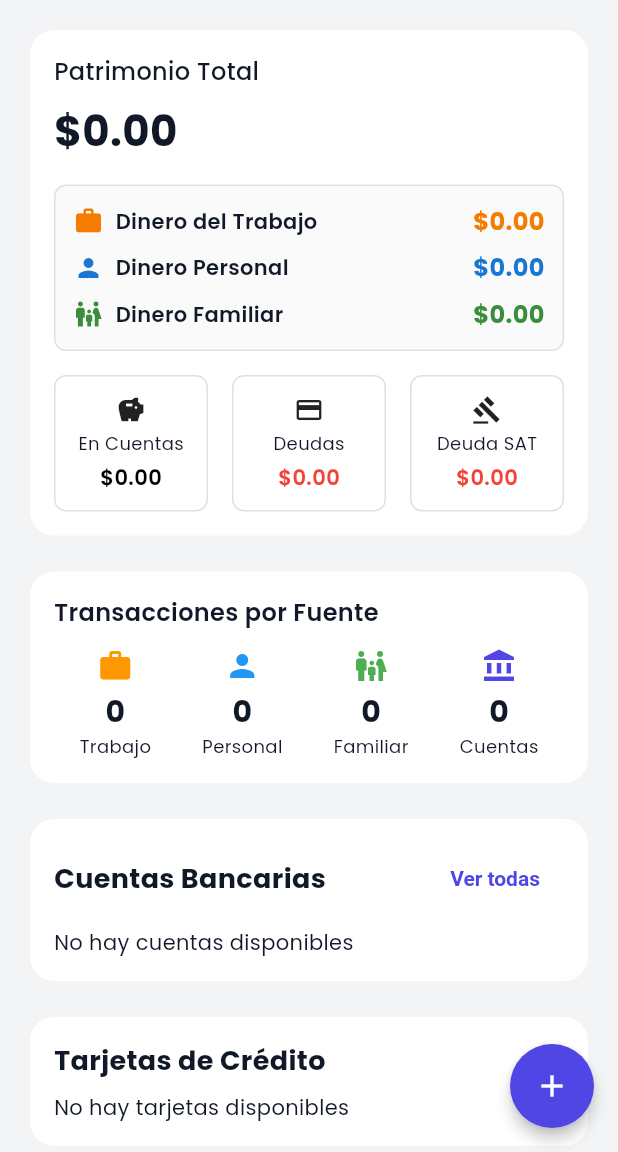
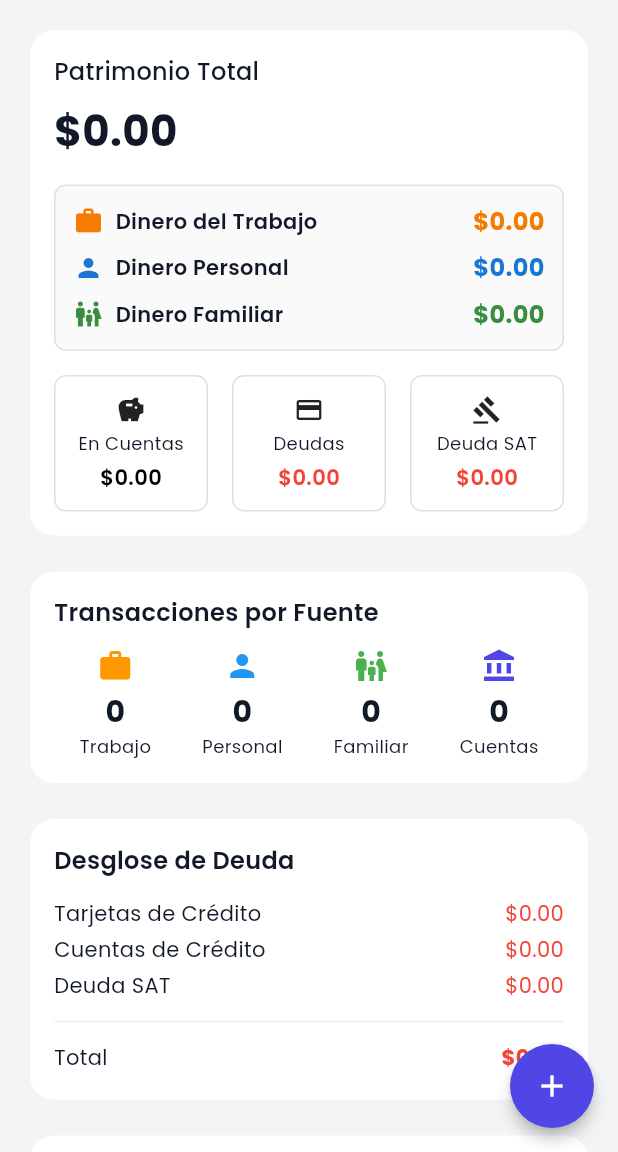
Before and after one commit to rjmmdev/appfinanzaspersonalesraul, a Flutter app: the screen it shows after launch, on a phone screen of 412 x 824 dp, the part 84-1236 px from its top. Run offline on Flutter 3.47's test engine with Material 3 defaults, Android fonts, the phone set to English and light mode, and no system bars; our stand-ins replace cloud_firestore, firebase_core, firebase_storage, google_fonts, shared_preferences; accounts and stored records are empty.

Commit message:
Add debt breakdown feature

```diff
--- a/lib/providers/finance_provider.dart
+++ b/lib/providers/finance_provider.dart
@@ -541,4 +541,31 @@ class FinanceProvider extends ChangeNotifier {
     return accountBalances;
   }
 
+  /// Obtiene un desglose detallado de las deudas actuales.
+  /// - `creditAccounts`: Deuda proveniente de cuentas de tipo crédito
+  ///   (balances negativos).
+  /// - `creditCards`: Deuda total en tarjetas de crédito registradas.
+  /// - `satDebt`: Deuda acumulada con el SAT.
+  /// - `total`: Suma de todas las deudas anteriores.
+  Map<String, double> getDebtBreakdown() {
+    double creditAccountDebt = 0;
+    double creditCardDebt = 0;
+
+    for (final account in _accounts) {
+      if (account.accountType == AccountType.credit && account.balance < 0) {
+        creditAccountDebt += -account.balance;
+      }
+    }
+
+    creditCardDebt =
+        _creditCards.fold(0, (sum, card) => sum + card.currentBalance);
+
+    return {
+      'creditAccounts': creditAccountDebt,
+      'creditCards': creditCardDebt,
+      'satDebt': _satDebt,
+      'total': creditAccountDebt + creditCardDebt + _satDebt,
+    };
+  }
+
 }
--- a/lib/screens/modern_dashboard_screen.dart
+++ b/lib/screens/modern_dashboard_screen.dart
@@ -49,6 +49,8 @@ class _ModernDashboardScreenState extends State<ModernDashboardScreen> {
               _buildBalanceCard(provider),
               const SizedBox(height: 16),
               _buildQuickStats(provider),
+              const SizedBox(height: 16),
+              _buildDebtBreakdownCard(provider),
               const SizedBox(height: 16),
               _buildAccountsSection(provider),
               const SizedBox(height: 16),
@@ -289,6 +291,50 @@ class _ModernDashboardScreenState extends State<ModernDashboardScreen> {
             ),
           ],
         ),
+      ),
+    );
+  }
+
+  Widget _buildDebtBreakdownCard(FinanceProvider provider) {
+    final debt = provider.getDebtBreakdown();
+
+    return Card(
+      child: Padding(
+        padding: const EdgeInsets.all(16),
+        child: Column(
+          crossAxisAlignment: CrossAxisAlignment.start,
+          children: [
+            const Text(
+              'Desglose de Deuda',
+              style: TextStyle(fontSize: 16, fontWeight: FontWeight.w600),
+            ),
+            const SizedBox(height: 12),
+            _buildDebtRow('Tarjetas de Crédito', debt['creditCards'] ?? 0),
+            _buildDebtRow('Cuentas de Crédito', debt['creditAccounts'] ?? 0),
+            _buildDebtRow('Deuda SAT', debt['satDebt'] ?? 0),
+            const Divider(),
+            _buildDebtRow('Total', debt['total'] ?? 0, isBold: true),
+          ],
+        ),
+      ),
+    );
+  }
+
+  Widget _buildDebtRow(String label, double amount, {bool isBold = false}) {
+    return Padding(
+      padding: const EdgeInsets.symmetric(vertical: 2),
+      child: Row(
+        children: [
+          Text(label),
+          const Spacer(),
+          Text(
+            currencyFormat.format(amount),
+            style: TextStyle(
+              fontWeight: isBold ? FontWeight.bold : FontWeight.normal,
+              color: Colors.red,
+            ),
+          ),
+        ],
       ),
     );
   }
```
